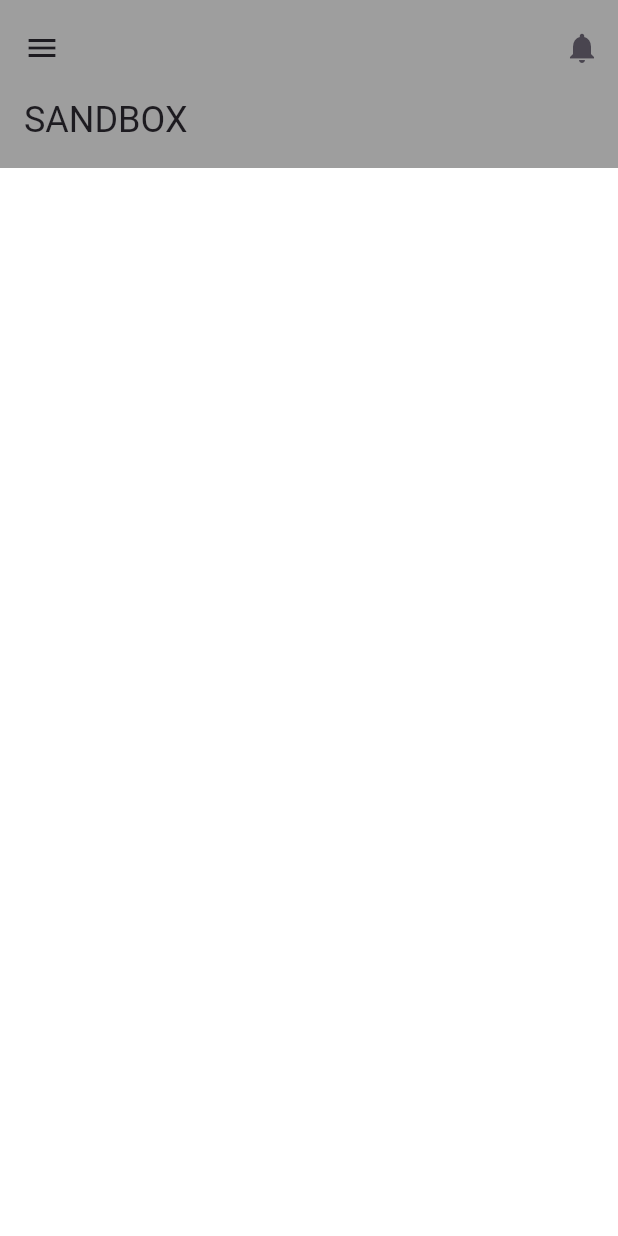
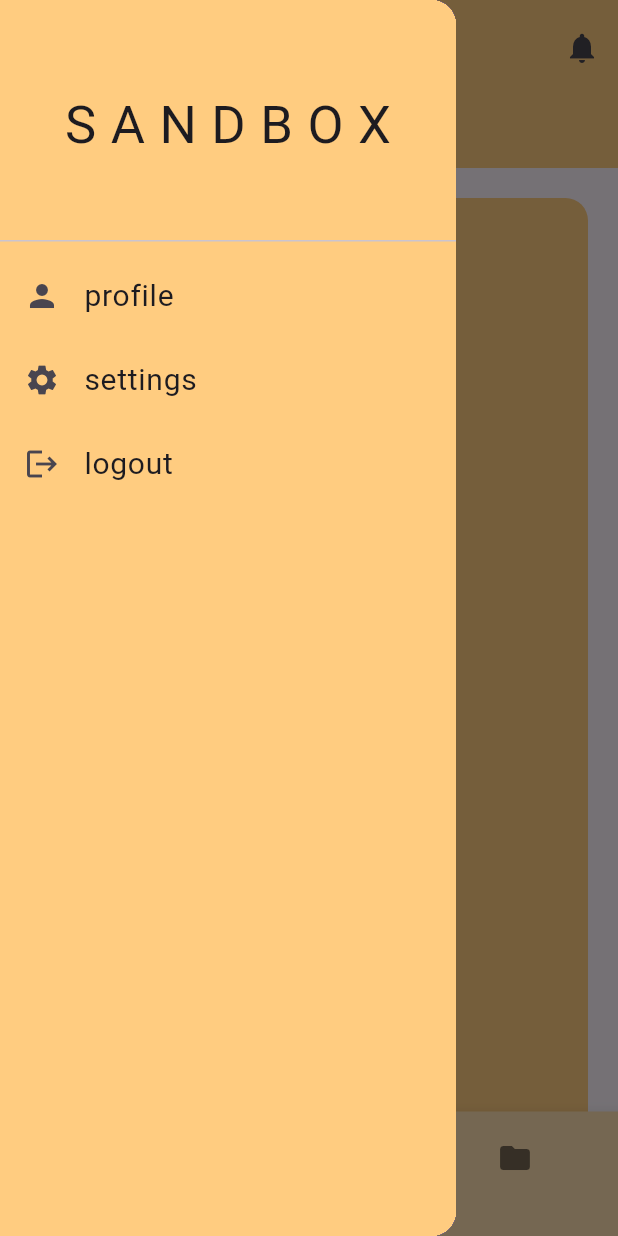
Before and after one commit to Phant0m-a/Sandbox, a Flutter app: the screen it shows after launch, with the side drawer open (before the commit the screen has no drawer), on a phone screen of 412 x 824 dp. Run offline on Flutter 3.47's test engine with Material 2 defaults, Android fonts, the phone set to English and light mode, and no system bars.

Commit message:
added bottom nav & drawer

```diff
--- a/lib/main.dart
+++ b/lib/main.dart
@@ -1,3 +1,5 @@
+// ignore_for_file: prefer_const_constructors
+
 import 'package:flutter/material.dart';
 import 'package:sandbox/pages/home_page.dart';
 
@@ -13,8 +15,11 @@ class Sandbox extends StatelessWidget {
     return MaterialApp(
       debugShowCheckedModeBanner: false,
       home: HomePage(),
-      theme: ThemeData(useMaterial3: true,appBarTheme: AppBarTheme(backgroundColor: Colors.grey)),
-
+      theme: ThemeData(
+          bottomNavigationBarTheme: BottomNavigationBarThemeData(
+              selectedIconTheme: IconThemeData(color: Colors.orange)),
+          useMaterial3: true,
+          appBarTheme: AppBarTheme(backgroundColor: Colors.orange[200])),
     );
   }
 }
--- a/lib/pages/home_page.dart
+++ b/lib/pages/home_page.dart
@@ -1,6 +1,8 @@
 // ignore_for_file: prefer_const_constructors
 
 import 'package:flutter/material.dart';
+import 'package:sandbox/pages/widgets/custom_bottom_nav.dart';
+import 'package:sandbox/pages/widgets/custom_drawer.dart';
 
 class HomePage extends StatefulWidget {
   const HomePage({super.key});
@@ -13,24 +15,35 @@ class _HomePageState extends State<HomePage> {
   @override
   Widget build(BuildContext context) {
     return Scaffold(
+      drawer: CustomDrawer(),
       body: CustomScrollView(
         slivers: [
           SliverAppBar.medium(
             centerTitle: true,
-            leading: IconButton(onPressed: () {}, icon: Icon(Icons.menu)),
+            // leading: IconButton(onPressed: () {}, icon: Icon(Icons.menu)),
+            // Navigator.push(context, MaterialPageRoute(builder: ((context)=>Drawer()));
+            // leading: Drawer()),
+
             title: Text('SANDBOX'),
             actions: [
               IconButton(onPressed: () {}, icon: Icon(Icons.notifications)),
             ],
           ),
 
-
           //rest of the app
           SliverToBoxAdapter(
-            child: Container(height: 900,color: Colors.white,),
-          )
+            child: Container(
+              margin: EdgeInsets.all(20.0),
+              height: 900,
+              decoration: BoxDecoration(
+                borderRadius: BorderRadius.circular(15),
+                color: Colors.orange[200],
+              ),
+            ),
+          ),
         ],
       ),
+      bottomNavigationBar: CustomBottomNav(),
     );
   }
 }
--- /dev/null
+++ b/lib/pages/widgets/custom_bottom_nav.dart
@@ -0,0 +1,41 @@
+// ignore_for_file: prefer_const_literals_to_create_immutables, prefer_const_constructors
+
+import 'package:flutter/material.dart';
+import 'package:sandbox/pages/file/file.dart';
+
+class CustomBottomNav extends StatefulWidget {
+  const CustomBottomNav({super.key});
+
+  @override
+  State<CustomBottomNav> createState() => _CustomBottomNavState();
+}
+
+class _CustomBottomNavState extends State<CustomBottomNav> {
+  @override
+  Widget build(BuildContext context) {
+    return BottomNavigationBar(
+      // backgroundColor: Colors.orange[200],
+      backgroundColor: Colors.orange[100],
+      items: [
+        BottomNavigationBarItem(
+          icon: Icon(Icons.home),
+          label: '',
+          backgroundColor: Colors.orange[500],
+        ),
+        BottomNavigationBarItem(
+          icon: Icon(Icons.favorite),
+          label: '',
+        ),
+        BottomNavigationBarItem(
+          icon: IconButton(
+              onPressed: () {
+                Navigator.of(context)
+                    .push(MaterialPageRoute(builder: (context) => File()));
+              },
+              icon: Icon(Icons.folder)),
+          label: '',
+        ),
+      ],
+    );
+  }
+}
--- /dev/null
+++ b/lib/pages/widgets/custom_drawer.dart
@@ -0,0 +1,70 @@
+// ignore_for_file: prefer_const_literals_to_create_immutables, prefer_const_constructors
+
+import 'package:flutter/material.dart';
+import 'package:sandbox/pages/favourites/favourite.dart';
+
+class CustomDrawer extends StatelessWidget {
+  const CustomDrawer({super.key});
+
+  @override
+  Widget build(BuildContext context) {
+    return Drawer(
+      backgroundColor: Colors.deepPurple[300],
+      child: Container(
+        // color: Colors.deepPurple[200],
+        color: Colors.orange[200],
+        child: ListView(
+          children: [
+            // header
+            DrawerHeader(
+                child: Center(
+              child: Text(
+                'S A N D B O X',
+                style: TextStyle(fontSize: 35),
+              ),
+            )),
+
+            // drawer options
+            ListTile(
+              leading: Icon(Icons.person),
+              title: Text(
+                'profile',
+                style: TextStyle(fontSize: 20),
+              ),
+              onTap: () {
+                Navigator.of(context)
+                    .push(MaterialPageRoute(builder: (context) => Favourite()));
+              },
+            ),
+
+            // settings
+            ListTile(
+              leading: Icon(Icons.settings),
+              title: Text(
+                'settings',
+                style: TextStyle(fontSize: 20),
+              ),
+              onTap: () {
+                Navigator.of(context)
+                    .push(MaterialPageRoute(builder: (context) => Favourite()));
+              },
+            ),
+
+            // logout
+            ListTile(
+              leading: Icon(Icons.logout),
+              title: Text(
+                'logout',
+                style: TextStyle(fontSize: 20),
+              ),
+              onTap: () {
+                Navigator.of(context)
+                    .push(MaterialPageRoute(builder: (context) => Favourite()));
+              },
+            ),
+          ],
+        ),
+      ),
+    );
+  }
+}
```
Also changed, not shown: lib/pages/favourites/favourite.dart (added, +29 -0 lines), lib/pages/file/file.dart (added, +87 -0 lines), lib/pages/profile/profile.dart (added).
